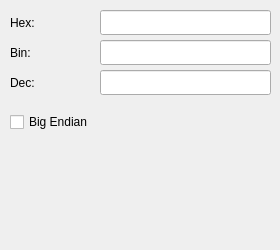
The window that hexwalk/converterwidget.ui (gcarmix/HexWalk) describes before a commit, drawn with Qt 5.
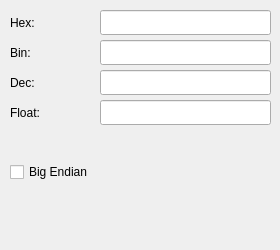
The same window after the commit.

Commit message: added mips and float

```diff
--- a/hexwalk/converterwidget.ui
+++ b/hexwalk/converterwidget.ui
@@ -98,11 +98,37 @@
      <string>Dec:</string>
     </property>
    </widget>
+   <widget class="QLineEdit" name="floatTextEdit">
+    <property name="geometry">
+     <rect>
+      <x>100</x>
+      <y>100</y>
+      <width>171</width>
+      <height>25</height>
+     </rect>
+    </property>
+    <property name="readOnly">
+     <bool>true</bool>
+    </property>
+   </widget>
+   <widget class="QLabel" name="label_3">
+    <property name="geometry">
+     <rect>
+      <x>10</x>
+      <y>100</y>
+      <width>90</width>
+      <height>25</height>
+     </rect>
+    </property>
+    <property name="text">
+     <string>Float:</string>
+    </property>
+   </widget>
    <widget class="QCheckBox" name="checkBox_be">
     <property name="geometry">
      <rect>
       <x>10</x>
-      <y>110</y>
+      <y>160</y>
       <width>121</width>
       <height>24</height>
      </rect>
```
The commit also changes 3 other files.
